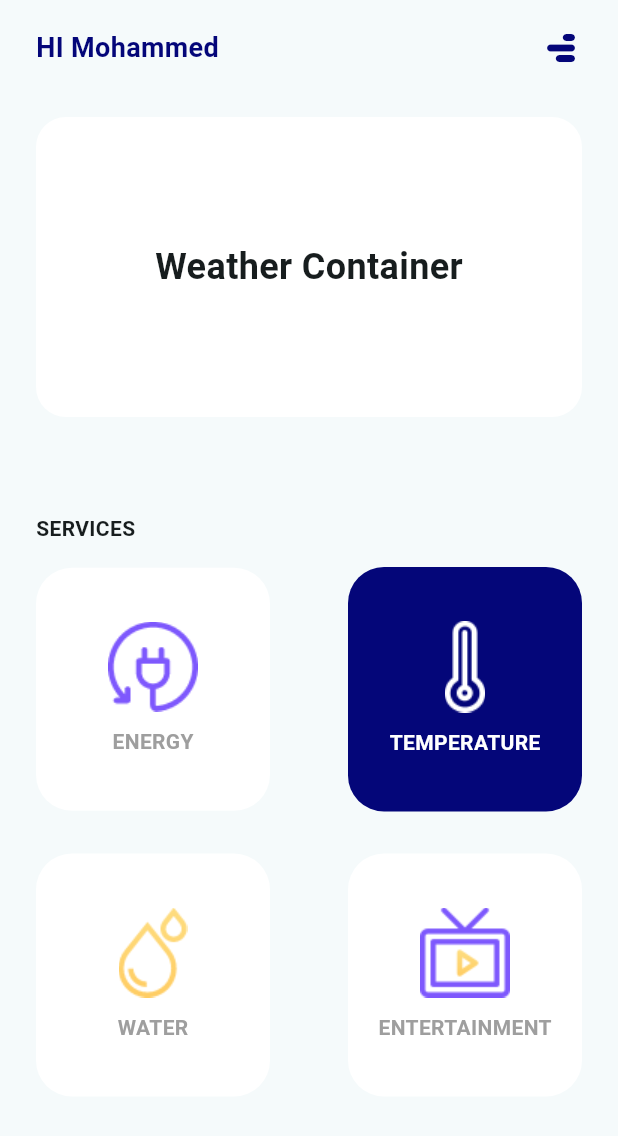
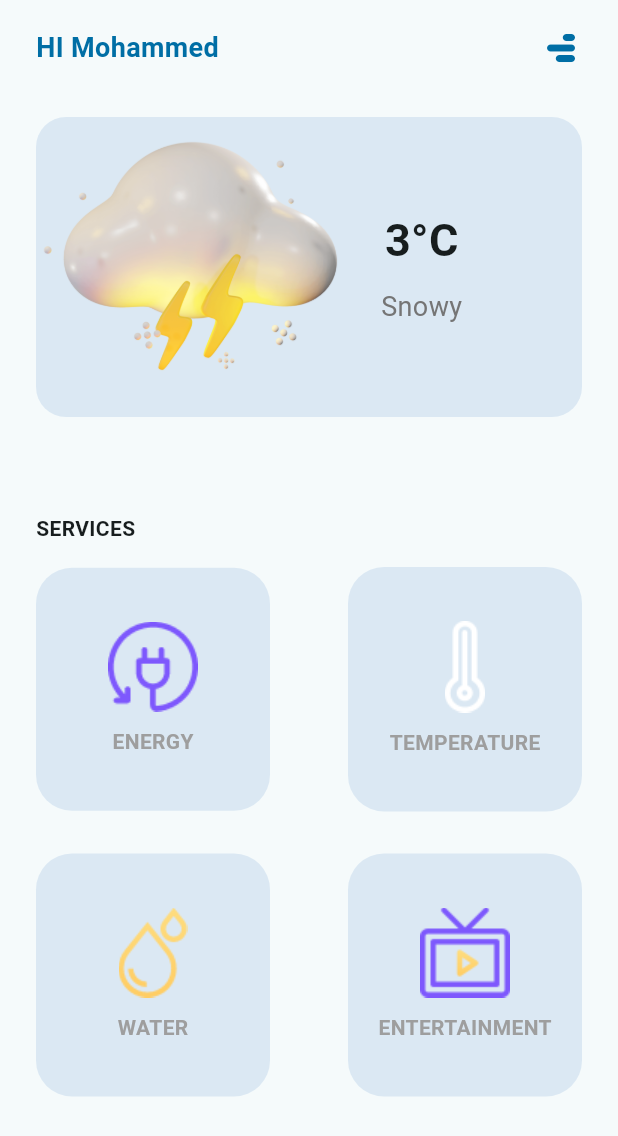
Before and after one commit to mjaber5/Smart-Home, a Flutter app: the screen it shows after launch, after a tap on "Sign In", on a phone screen of 412 x 824 dp. Shown: the top 1136 px of the screen. Run offline on Flutter 3.47's test engine with Material 3 defaults, Android fonts, the phone set to English and light mode, and no system bars; our stand-ins replace go_router, percent_indicator.

Commit message:
enhancing ui

```diff
--- a/lib/core/utils/color.dart
+++ b/lib/core/utils/color.dart
@@ -2,5 +2,6 @@ import 'package:flutter/material.dart';
 
 class IColors {
   static const Color kPrimaryColor = Color(0xFFFFFFFF);
-  static const Color kSeconderyColor = Color.fromARGB(255, 4, 6, 121);
+  static const Color kSeconderyColor = Color.fromARGB(255, 27, 101, 186);
+  static const Color kFourthColor = Color.fromARGB(255, 0, 110, 165);
 }
--- a/lib/features/auth/signin/presentation/view/widgets/login_logo_view.dart
+++ b/lib/features/auth/signin/presentation/view/widgets/login_logo_view.dart
@@ -24,11 +24,7 @@ class LoginLogoView extends StatelessWidget {
               ),
               Text(
                 'igital Home',
-                style: TextStyle(
-                  fontSize: 35,
-                  fontWeight: FontWeight.bold,
-                  color: Colors.black,
-                ),
+                style: TextStyle(fontSize: 35, fontWeight: FontWeight.bold),
               ),
             ],
           ),
--- a/lib/features/home/presentation/view/home_view.dart
+++ b/lib/features/home/presentation/view/home_view.dart
@@ -29,7 +29,7 @@ class _HomeViewState extends State<HomeView> {
                     'HI Mohammed',
                     style: TextStyle(
                       fontSize: 18,
-                      color: IColors.kSeconderyColor,
+                      color: IColors.kFourthColor,
                       fontWeight: FontWeight.bold,
                     ),
                   ),
@@ -45,7 +45,7 @@ class _HomeViewState extends State<HomeView> {
                           quarterTurns: 135,
                           child: Icon(
                             Icons.bar_chart_rounded,
-                            color: IColors.kSeconderyColor,
+                            color: IColors.kFourthColor,
                             size: 28,
                           ),
                         ),
@@ -89,8 +89,6 @@ class _HomeViewState extends State<HomeView> {
                           },
                           icon: 'assets/images/temperature.png',
                           title: 'TEMPERATURE',
-                          color: IColors.kSeconderyColor,
-                          fontColor: Colors.white,
                         ),
                       ],
                     ),
@@ -123,7 +121,6 @@ class _HomeViewState extends State<HomeView> {
     required String title,
     required String icon,
     VoidCallback? onTap,
-    Color color = Colors.white,
     Color fontColor = Colors.grey,
   }) {
     return GestureDetector(
@@ -132,7 +129,7 @@ class _HomeViewState extends State<HomeView> {
         padding: const EdgeInsets.symmetric(vertical: 36),
         width: 156,
         decoration: BoxDecoration(
-          color: color,
+          color: IColors.kSeconderyColor.withAlpha(30),
           borderRadius: BorderRadius.circular(24),
         ),
         child: Column(
@@ -159,15 +156,84 @@ class WeatherContainer extends StatelessWidget {
       width: 400,
       height: 200,
       decoration: BoxDecoration(
-        color: IColors.kPrimaryColor,
+        color: IColors.kSeconderyColor.withAlpha(30),
         borderRadius: BorderRadius.circular(20),
       ),
-      child: const Center(
-        child: Text(
-          'Weather Container',
-          style: TextStyle(fontSize: 24, fontWeight: FontWeight.bold),
-        ),
+      child: Row(
+        children: [
+          Column(
+            mainAxisAlignment: MainAxisAlignment.center,
+            children: [CloudAnimation(), SizedBox(height: 10)],
+          ),
+          Column(
+            mainAxisAlignment: MainAxisAlignment.center,
+            children: [
+              Text(
+                '3°C',
+                style: TextStyle(fontSize: 30, fontWeight: FontWeight.bold),
+              ),
+              const SizedBox(height: 10),
+              Text(
+                'Snowy',
+                style: TextStyle(fontSize: 18, color: Colors.grey.shade600),
+              ),
+            ],
+          ),
+        ],
       ),
     );
   }
 }
+
+class CloudAnimation extends StatefulWidget {
+  const CloudAnimation({super.key});
+
+  @override
+  State<CloudAnimation> createState() => _CloudAnimationState();
+}
+
+class _CloudAnimationState extends State<CloudAnimation>
+    with SingleTickerProviderStateMixin {
+  late AnimationController _controller;
+  late Animation<double> _cloudAnimation;
+
+  @override
+  void initState() {
+    super.initState();
+
+    _controller = AnimationController(
+      vsync: this,
+      duration: const Duration(seconds: 4),
+    )..repeat(reverse: true);
+
+    _cloudAnimation = Tween<double>(
+      begin: -5,
+      end: 20,
+    ).animate(CurvedAnimation(parent: _controller, curve: Curves.easeInOut));
+  }
+
+  @override
+  void dispose() {
+    _controller.dispose();
+    super.dispose();
+  }
+
+  @override
+  Widget build(BuildContext context) {
+    return Column(
+      mainAxisAlignment: MainAxisAlignment.center,
+      children: [
+        AnimatedBuilder(
+          animation: _cloudAnimation,
+          builder: (context, child) {
+            return Transform.translate(
+              offset: Offset(0, _cloudAnimation.value),
+              child: child,
+            );
+          },
+          child: Image.asset('assets/images/weather/0.png', width: 230),
+        ),
+      ],
+    );
+  }
+}
--- a/lib/features/home/presentation/view/temperature.dart
+++ b/lib/features/home/presentation/view/temperature.dart
@@ -35,14 +35,6 @@ class _TemperaturePageState extends State<TemperaturePage> {
                       color: IColors.kSeconderyColor,
                     ),
                   ),
-                  const RotatedBox(
-                    quarterTurns: 135,
-                    child: Icon(
-                      Icons.bar_chart_rounded,
-                      color: IColors.kSeconderyColor,
-                      size: 28,
-                    ),
-                  ),
                 ],
               ),
               Expanded(
@@ -67,10 +59,7 @@ class _TemperaturePageState extends State<TemperaturePage> {
                     const Center(
                       child: Text(
                         'TEMPERATURE',
-                        style: TextStyle(
-                          fontWeight: FontWeight.bold,
-                          color: Colors.black54,
-                        ),
+                        style: TextStyle(fontWeight: FontWeight.bold),
                       ),
                     ),
                     const SizedBox(height: 32),
@@ -85,7 +74,8 @@ class _TemperaturePageState extends State<TemperaturePage> {
                     Container(
                       padding: const EdgeInsets.symmetric(vertical: 18),
                       decoration: BoxDecoration(
-                        color: Colors.white,
+                        color: IColors.kSeconderyColor.withAlpha(30),
+
                         borderRadius: BorderRadius.circular(8),
                       ),
                       child: Column(
@@ -123,7 +113,8 @@ class _TemperaturePageState extends State<TemperaturePage> {
                     Container(
                       padding: const EdgeInsets.symmetric(vertical: 18),
                       decoration: BoxDecoration(
-                        color: Colors.white,
+                        color: IColors.kSeconderyColor.withAlpha(30),
+
                         borderRadius: BorderRadius.circular(8),
                       ),
                       child: Column(
@@ -183,7 +174,7 @@ class _TemperaturePageState extends State<TemperaturePage> {
         Container(
           padding: const EdgeInsets.all(18),
           decoration: BoxDecoration(
-            color: isActive ? IColors.kSeconderyColor : Colors.white,
+            color: isActive ? IColors.kSeconderyColor : Colors.transparent,
             borderRadius: BorderRadius.circular(18),
           ),
           child: Image.asset(
@@ -193,7 +184,12 @@ class _TemperaturePageState extends State<TemperaturePage> {
         const SizedBox(height: 12),
         Text(
           title,
-          style: TextStyle(color: isActive ? Colors.black87 : Colors.black54),
+          style: TextStyle(
+            color:
+                isActive
+                    ? IColors.kPrimaryColor
+                    : IColors.kPrimaryColor.withAlpha(150),
+          ),
         ),
       ],
     );
@@ -209,7 +205,9 @@ class _TemperaturePageState extends State<TemperaturePage> {
       ),
       child: Text(
         title,
-        style: TextStyle(color: isActive ? Colors.white : Colors.black),
+        style: TextStyle(
+          color: isActive ? Colors.white : IColors.kPrimaryColor,
+        ),
       ),
     );
   }
--- a/lib/features/splash/presentation/view/widget/custom_view.dart
+++ b/lib/features/splash/presentation/view/widget/custom_view.dart
@@ -87,9 +87,9 @@ class _CustomViewState extends State<CustomView>
         child: Container(
           height: MediaQuery.of(context).size.width / sizeFactor,
           width: MediaQuery.of(context).size.width / sizeFactor,
-          decoration: const BoxDecoration(
+          decoration: BoxDecoration(
             shape: BoxShape.circle,
-            color: IColors.kSeconderyColor,
+            color: IColors.kFourthColor.withOpacity(0.7),
           ),
         ),
       ),
--- a/lib/features/splash/presentation/view/widget/splash_app_logo.dart
+++ b/lib/features/splash/presentation/view/widget/splash_app_logo.dart
@@ -6,13 +6,16 @@ class SplashAppLogo extends StatelessWidget {
 
   @override
   Widget build(BuildContext context) {
-    return Column(
+    return Center(
+      child: Column(
+        mainAxisAlignment: MainAxisAlignment.center,
+        crossAxisAlignment: CrossAxisAlignment.center,
         children: [
           Image.asset(
             'assets/icons/smart-house.png',
             height: 150,
             width: 150,
-          color: IColors.kSeconderyColor,
+            color: IColors.kPrimaryColor,
           ),
           Center(
             child: Row(
@@ -23,21 +26,18 @@ class SplashAppLogo extends StatelessWidget {
                   style: TextStyle(
                     fontSize: 40,
                     fontWeight: FontWeight.bold,
-                  color: IColors.kSeconderyColor,
+                    color: IColors.kPrimaryColor,
                   ),
                 ),
                 Text(
                   'igital Home',
-                style: TextStyle(
-                  fontSize: 35,
-                  fontWeight: FontWeight.bold,
-                  color: Colors.black,
-                ),
+                  style: TextStyle(fontSize: 35, fontWeight: FontWeight.bold),
                 ),
               ],
             ),
           ),
         ],
+      ),
     );
   }
 }
--- a/lib/features/splash/presentation/view/widget/splash_view_body.dart
+++ b/lib/features/splash/presentation/view/widget/splash_view_body.dart
@@ -26,7 +26,7 @@ class _SplashViewBodyState extends State<SplashViewBody> {
     return const Scaffold(
       body: Column(
         mainAxisAlignment: MainAxisAlignment.center,
-        children: [CustomView(), SplashAppLogo()],
+        children: [CustomView(), Expanded(child: SplashAppLogo())],
       ),
     );
   }
--- a/lib/smart_home.dart
+++ b/lib/smart_home.dart
@@ -1,4 +1,5 @@
 import 'package:flutter/material.dart';
+import 'package:flutter/services.dart';
 import 'package:smart_home/core/utils/app_router.dart';
 import 'package:smart_home/core/utils/color.dart';
 
@@ -7,12 +8,21 @@ class SmartHome extends StatelessWidget {
 
   @override
   Widget build(BuildContext context) {
+    // Set status bar color to match app background
+    SystemChrome.setSystemUIOverlayStyle(
+      SystemUiOverlayStyle(
+        statusBarColor: Colors.transparent,
+        statusBarIconBrightness: Brightness.light,
+      ),
+    );
+
     return MaterialApp.router(
       routerConfig: AppRouter.router,
-      title: 'Flutter Smart Home App',
       theme: ThemeData(
         colorScheme: ColorScheme.fromSeed(seedColor: IColors.kPrimaryColor),
       ),
+      darkTheme: ThemeData.dark(),
+      themeMode: ThemeMode.system,
       debugShowCheckedModeBanner: false,
     );
   }
--- a/pubspec.yaml
+++ b/pubspec.yaml
@@ -65,6 +65,9 @@ flutter:
   # To add assets to your application, add an assets section, like this:
   assets:
     - assets/images/
+    - assets/images/movies/
+    - assets/images/settings/
+    - assets/images/weather/
     - assets/icons/
     - assets/fonts/
     - assets/Lottie/
```
Lines whose indentation alone changed are shown as unchanged.
